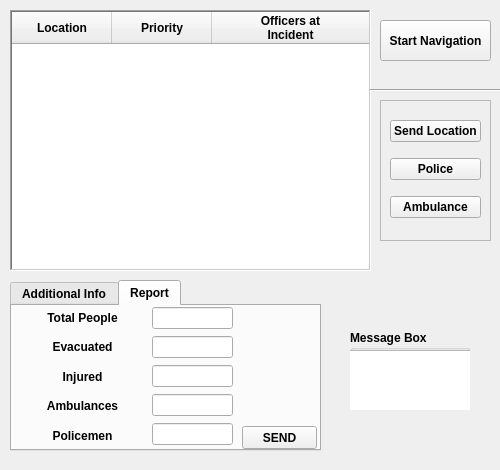
Before: the Qt Designer form 2016_Group2_/EvaQ8/EvaQ8_dockwidget_base.ui in langelova/2016_Group2_, drawn with Qt 5.
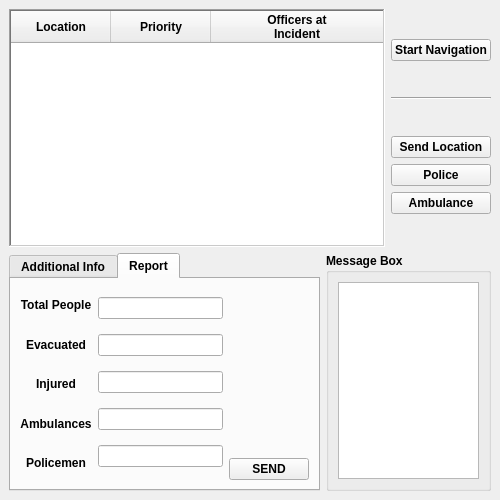
After: the same form once the commit is applied. The open tabs and pages were chosen to show the change.

What changed in the file:
```diff
--- a/2016_Group2_/EvaQ8/EvaQ8_dockwidget_base.ui
+++ b/2016_Group2_/EvaQ8/EvaQ8_dockwidget_base.ui
@@ -7,7 +7,7 @@
     <x>0</x>
     <y>0</y>
     <width>500</width>
-    <height>470</height>
+    <height>500</height>
    </rect>
   </property>
   <property name="sizePolicy">
@@ -16,10 +16,10 @@
     <verstretch>0</verstretch>
    </sizepolicy>
   </property>
-  <property name="maximumSize">
+  <property name="minimumSize">
    <size>
     <width>500</width>
-    <height>470</height>
+    <height>500</height>
    </size>
   </property>
   <property name="font">
@@ -33,15 +33,11 @@
    <string>EvaQ8</string>
   </property>
   <widget class="QWidget" name="dockWidgetContents">
+   <layout class="QVBoxLayout" name="verticalLayout_9">
+    <item>
+     <layout class="QHBoxLayout" name="horizontalLayout_4">
+      <item>
    <widget class="QTableWidget" name="Main_table">
-    <property name="geometry">
-     <rect>
-      <x>10</x>
-      <y>10</y>
-      <width>361</width>
-      <height>261</height>
-     </rect>
-    </property>
     <property name="font">
      <font>
       <family>MS Shell Dlg 2</family>
@@ -130,15 +126,62 @@
      </property>
     </column>
    </widget>
+      </item>
+      <item>
+       <layout class="QVBoxLayout" name="verticalLayout_8" stretch="3,0,0">
+        <item>
+         <widget class="QPushButton" name="Navigation">
+          <property name="text">
+           <string>Start Navigation</string>
+          </property>
+          <property name="iconSize">
+           <size>
+            <width>20</width>
+            <height>20</height>
+           </size>
+          </property>
+         </widget>
+        </item>
+        <item>
+         <widget class="Line" name="line">
+          <property name="orientation">
+           <enum>Qt::Horizontal</enum>
+          </property>
+         </widget>
+        </item>
+        <item>
+         <layout class="QVBoxLayout" name="verticalLayout">
+          <item>
+           <widget class="QPushButton" name="Send_Location">
+            <property name="text">
+             <string>Send Location</string>
+            </property>
+           </widget>
+          </item>
+          <item>
+           <widget class="QPushButton" name="Police">
+            <property name="text">
+             <string>Police</string>
+            </property>
+           </widget>
+          </item>
+          <item>
+           <widget class="QPushButton" name="Ambulance">
+            <property name="text">
+             <string>Ambulance</string>
+            </property>
+           </widget>
+          </item>
+         </layout>
+        </item>
+       </layout>
+      </item>
+     </layout>
+    </item>
+    <item>
+     <layout class="QHBoxLayout" name="horizontalLayout_3" stretch="0,3">
+      <item>
    <widget class="QTabWidget" name="tabWidget">
-    <property name="geometry">
-     <rect>
-      <x>10</x>
-      <y>280</y>
-      <width>311</width>
-      <height>171</height>
-     </rect>
-    </property>
     <property name="currentIndex">
      <number>0</number>
     </property>
@@ -227,15 +270,8 @@
      <attribute name="title">
       <string>Report</string>
      </attribute>
-     <widget class="QWidget" name="verticalLayoutWidget_2">
-      <property name="geometry">
-       <rect>
-        <x>0</x>
-        <y>0</y>
-        <width>141</width>
-        <height>141</height>
-       </rect>
-      </property>
+         <layout class="QHBoxLayout" name="horizontalLayout_2">
+          <item>
       <layout class="QVBoxLayout" name="verticalLayout_2">
        <item>
         <widget class="QLabel" name="label_T_People">
@@ -288,16 +324,8 @@
         </widget>
        </item>
       </layout>
-     </widget>
-     <widget class="QWidget" name="verticalLayoutWidget_3">
-      <property name="geometry">
-       <rect>
-        <x>140</x>
-        <y>0</y>
-        <width>81</width>
-        <height>141</height>
-       </rect>
-      </property>
+          </item>
+          <item>
       <layout class="QVBoxLayout" name="verticalLayout_3">
        <item>
         <widget class="QLineEdit" name="lineEdit_T_People">
@@ -307,6 +335,9 @@
            <height>15</height>
           </size>
          </property>
+              <property name="readOnly">
+               <bool>true</bool>
+              </property>
         </widget>
        </item>
        <item>
@@ -320,138 +351,83 @@
            <height>50</height>
           </size>
          </property>
+              <property name="readOnly">
+               <bool>true</bool>
+              </property>
         </widget>
        </item>
        <item>
-        <widget class="QLineEdit" name="lineEdit_Injured"/>
+             <widget class="QLineEdit" name="lineEdit_Injured">
+              <property name="readOnly">
+               <bool>true</bool>
+              </property>
+             </widget>
        </item>
        <item>
-        <widget class="QLineEdit" name="lineEdit_Ambulances"/>
+             <widget class="QLineEdit" name="lineEdit_Ambulances">
+              <property name="readOnly">
+               <bool>true</bool>
+              </property>
+             </widget>
        </item>
        <item>
-        <widget class="QLineEdit" name="lineEdit_Policemen"/>
-       </item>
-      </layout>
-     </widget>
+             <widget class="QLineEdit" name="lineEdit_Policemen">
+              <property name="readOnly">
+               <bool>true</bool>
+              </property>
+             </widget>
+            </item>
+           </layout>
+          </item>
+          <item>
+           <layout class="QVBoxLayout" name="verticalLayout_6" stretch="0,1">
+            <item>
+             <spacer name="verticalSpacer">
+              <property name="orientation">
+               <enum>Qt::Vertical</enum>
+              </property>
+              <property name="sizeHint" stdset="0">
+               <size>
+                <width>20</width>
+                <height>124</height>
+               </size>
+              </property>
+             </spacer>
+            </item>
+            <item>
      <widget class="QPushButton" name="Send_report">
-      <property name="geometry">
-       <rect>
-        <x>230</x>
-        <y>120</y>
-        <width>75</width>
-        <height>23</height>
-       </rect>
-      </property>
       <property name="text">
        <string>SEND</string>
       </property>
      </widget>
-    </widget>
-   </widget>
-   <widget class="QPushButton" name="Navigation">
-    <property name="geometry">
-     <rect>
-      <x>380</x>
-      <y>20</y>
-      <width>111</width>
-      <height>41</height>
-     </rect>
-    </property>
-    <property name="text">
-     <string>Start Navigation</string>
-    </property>
-    <property name="iconSize">
-     <size>
-      <width>20</width>
-      <height>20</height>
-     </size>
-    </property>
-   </widget>
-   <widget class="Line" name="line">
-    <property name="geometry">
-     <rect>
-      <x>370</x>
-      <y>80</y>
-      <width>131</width>
-      <height>20</height>
-     </rect>
-    </property>
-    <property name="orientation">
-     <enum>Qt::Horizontal</enum>
-    </property>
-   </widget>
-   <widget class="QFrame" name="frame">
-    <property name="geometry">
-     <rect>
-      <x>380</x>
-      <y>100</y>
-      <width>111</width>
-      <height>141</height>
-     </rect>
-    </property>
-    <property name="frameShape">
-     <enum>QFrame::StyledPanel</enum>
-    </property>
-    <property name="frameShadow">
-     <enum>QFrame::Raised</enum>
-    </property>
-    <widget class="QWidget" name="verticalLayoutWidget">
-     <property name="geometry">
-      <rect>
-       <x>10</x>
-       <y>10</y>
-       <width>91</width>
-       <height>121</height>
-      </rect>
-     </property>
-     <layout class="QVBoxLayout" name="verticalLayout">
-      <item>
-       <widget class="QPushButton" name="Send_Location">
-        <property name="text">
-         <string>Send Location</string>
-        </property>
-       </widget>
-      </item>
-      <item>
-       <widget class="QPushButton" name="Police">
-        <property name="text">
-         <string>Police</string>
-        </property>
-       </widget>
-      </item>
-      <item>
-       <widget class="QPushButton" name="Ambulance">
-        <property name="text">
-         <string>Ambulance</string>
-        </property>
-       </widget>
-      </item>
+            </item>
+           </layout>
+          </item>
      </layout>
     </widget>
    </widget>
+      </item>
+      <item>
    <widget class="QGroupBox" name="groupBox">
-    <property name="geometry">
-     <rect>
-      <x>350</x>
-      <y>330</y>
-      <width>120</width>
-      <height>80</height>
-     </rect>
+        <property name="sizePolicy">
+         <sizepolicy hsizetype="Preferred" vsizetype="Preferred">
+          <horstretch>0</horstretch>
+          <verstretch>0</verstretch>
+         </sizepolicy>
     </property>
     <property name="title">
      <string>Message Box</string>
     </property>
-    <widget class="QTextEdit" name="textEdit">
-     <property name="geometry">
-      <rect>
-       <x>-10</x>
-       <y>20</y>
-       <width>131</width>
-       <height>61</height>
-      </rect>
-     </property>
-    </widget>
-   </widget>
+        <layout class="QVBoxLayout" name="verticalLayout_7">
+         <item>
+          <widget class="QTextEdit" name="textEdit"/>
+         </item>
+        </layout>
+       </widget>
+      </item>
+     </layout>
+    </item>
+   </layout>
   </widget>
  </widget>
  <resources/>
```
Left out of the diff: 56 changed lines with no effect on the pictures. Lines whose indentation alone changed are shown as unchanged.
